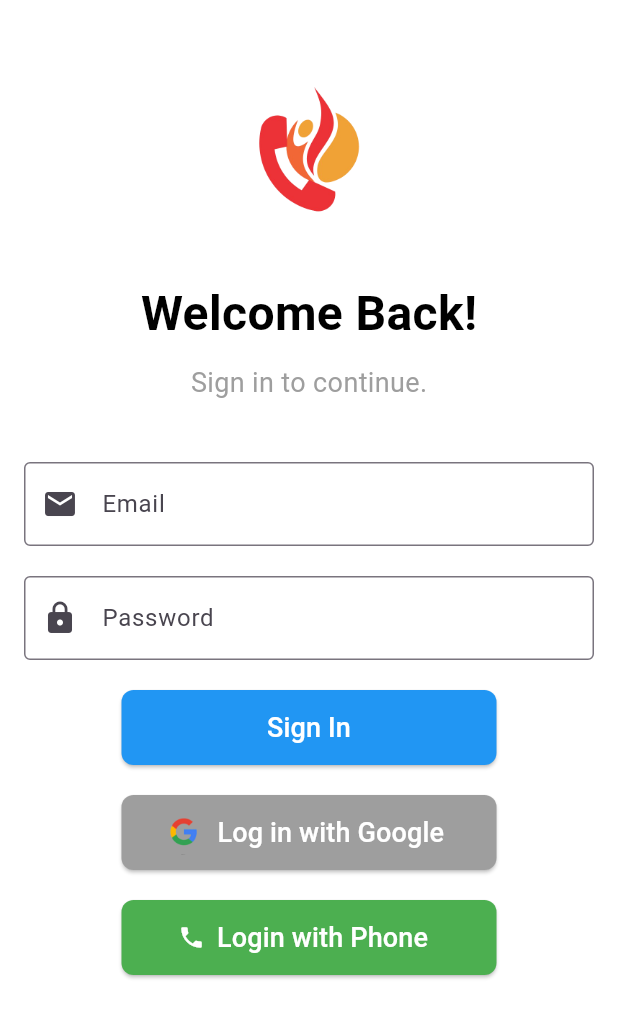
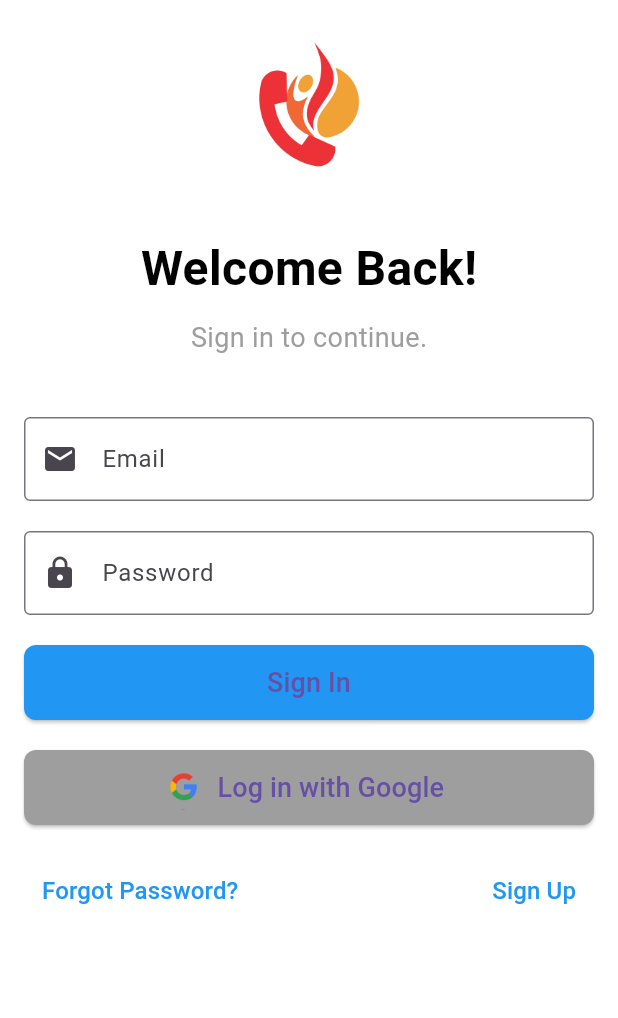
Before and after one commit to Yhanie15/capstone_sagip_siklab_user, a Flutter app: the screen it shows after launch, after a tap on "Log in with Google", on a phone screen of 412 x 824 dp. Shown: the top 1018 px of the screen. Run offline on Flutter 3.47's test engine with Material 3 defaults, Android fonts, the phone set to English and light mode, and no system bars; our stand-ins replace audioplayers, camera, firebase_auth, firebase_core, firebase_database, geocoding and 3 more; missing offline and left inert: agora_rtc_engine; accounts and stored records are empty; network calls fail.

Commit message:
login updated

```diff
--- a/lib/login_screen.dart
+++ b/lib/login_screen.dart
@@ -1,8 +1,8 @@
 import 'package:firebase_auth/firebase_auth.dart';
 import 'package:flutter/material.dart';
-import 'package:google_sign_in/google_sign_in.dart';
+import 'package:google_sign_in/google_sign_in.dart'; // Import Google Sign-In
 import 'signup_screen.dart';
-import 'home_page.dart';
+import 'home_page.dart';  // Import the home page
  import 'package:firebase_database/firebase_database.dart';
 
 class LoginScreen extends StatefulWidget {
@@ -15,31 +15,28 @@ class LoginScreen extends StatefulWidget {
 class LoginScreenState extends State<LoginScreen> {
   final TextEditingController emailController = TextEditingController();
   final TextEditingController passwordController = TextEditingController();
-  final TextEditingController phoneNumberController = TextEditingController();
-  final TextEditingController otpController = TextEditingController();
   final FirebaseAuth _auth = FirebaseAuth.instance;
-  final GoogleSignIn _googleSignIn = GoogleSignIn();
+  final GoogleSignIn _googleSignIn = GoogleSignIn(); // Initialize GoogleSignIn
   bool isLoading = false;
-  String verificationId = '';
 
   // Sign in with Google
+
 Future<void> signInWithGoogle() async {
   setState(() {
     isLoading = true;
   });
 
   try {
+    // Attempt Google sign-in
     final GoogleSignInAccount? googleUser = await _googleSignIn.signIn();
     if (googleUser == null) {
       setState(() {
         isLoading = false;
       });
-        return;
+      return; // User canceled sign-in
     }
 
-      final GoogleSignInAuthentication googleAuth =
-          await googleUser.authentication;
-
+    final GoogleSignInAuthentication googleAuth = await googleUser.authentication;
     if (googleAuth.accessToken == null || googleAuth.idToken == null) {
       throw Exception('Missing Google authentication tokens');
     }
@@ -49,14 +46,15 @@ class LoginScreenState extends State<LoginScreen> {
       idToken: googleAuth.idToken,
     );
 
-      UserCredential userCredential =
-          await _auth.signInWithCredential(credential);
+    // Sign in the user with Firebase
+    UserCredential userCredential = await _auth.signInWithCredential(credential);
 
+    // Get user details
     final User? user = userCredential.user;
 
     if (user != null) {
-        DatabaseReference residentRef =
-            FirebaseDatabase.instance.ref("resident/${user.uid}");
+      // Save user data in the "resident" node
+      DatabaseReference residentRef = FirebaseDatabase.instance.ref("resident/${user.uid}");
       await residentRef.set({
         'name': user.displayName ?? 'No Name',
         'email': user.email,
@@ -64,169 +62,18 @@ class LoginScreenState extends State<LoginScreen> {
       });
     }
 
+    // Navigate to HomePage after successful login
     Navigator.pushReplacement(
       context,
       MaterialPageRoute(builder: (context) => const HomePage()),
     );
   } catch (e) {
-      showError(e.toString());
-    } finally {
-      setState(() {
-        isLoading = false;
-      });
-    }
-  }
-
-  // Phone login process
-  Future<void> signInWithPhoneNumber() async {
-    phoneNumberController.clear();
-    showDialog(
-      context: context,
-      builder: (BuildContext context) {
-        return AlertDialog(
-          title: const Text('Enter Phone Number'),
-          content: TextField(
-            controller: phoneNumberController,
-            keyboardType: TextInputType.phone,
-            decoration: const InputDecoration(
-              labelText: 'Phone Number',
-              prefixIcon: Icon(Icons.phone),
-            ),
-          ),
-          actions: [
-            TextButton(
-              onPressed: () async {
-                Navigator.of(context).pop();
-                await startPhoneVerification();
-              },
-              child: const Text('Submit'),
-            ),
-          ],
-        );
-      },
-    );
-  }
-
-  Future<void> startPhoneVerification() async {
-    setState(() {
-      isLoading = true;
-    });
-
-    try {
-      await _auth.verifyPhoneNumber(
-        phoneNumber: phoneNumberController.text.trim(),
-        verificationCompleted: (PhoneAuthCredential credential) async {
-          await _auth.signInWithCredential(credential);
-          onPhoneLoginSuccess();
-        },
-        verificationFailed: (FirebaseAuthException e) {
-          showError(e.message ?? "Phone verification failed.");
-        },
-        codeSent: (String verificationId, int? resendToken) {
-          setState(() {
-            this.verificationId = verificationId;
-          });
-
-          showOTPDialog();
-        },
-        codeAutoRetrievalTimeout: (String verificationId) {
-          setState(() {
-            this.verificationId = verificationId;
-          });
-        },
-      );
-    } catch (e) {
-      showError(e.toString());
-    }
-
-    setState(() {
-      isLoading = false;
-    });
-  }
-
-  void showOTPDialog() {
-    otpController.clear();
-    showDialog(
-      context: context,
-      builder: (BuildContext context) {
-        return AlertDialog(
-          title: const Text('Enter OTP'),
-          content: TextField(
-            controller: otpController,
-            keyboardType: TextInputType.number,
-            decoration: const InputDecoration(
-              labelText: 'OTP',
-            ),
-          ),
-          actions: [
-            TextButton(
-              onPressed: () async {
-                Navigator.of(context).pop();
-                await verifyOTP();
-              },
-              child: const Text('Submit'),
-            ),
-          ],
-        );
-      },
-    );
-  }
-
-  Future<void> verifyOTP() async {
-    setState(() {
-      isLoading = true;
-    });
-
-    try {
-      PhoneAuthCredential credential = PhoneAuthProvider.credential(
-        verificationId: verificationId,
-        smsCode: otpController.text.trim(),
-      );
-
-      UserCredential userCredential = await _auth.signInWithCredential(credential);
-      final User? user = userCredential.user;
-
-      if (user != null) {
-        DatabaseReference residentRef = FirebaseDatabase.instance.ref("resident");
-        final snapshot = await residentRef
-            .orderByChild('phoneNumber')
-            .equalTo(phoneNumberController.text.trim())
-            .once();
-
-        if (snapshot.snapshot.exists) {
-          showError('Phone number is already registered with another resident.');
-          _auth.signOut();
-        } else {
-          await residentRef.child(user.uid).set({
-            'phoneNumber': phoneNumberController.text.trim(),
-            'createdAt': DateTime.now().toIso8601String(),
-          });
-
-          onPhoneLoginSuccess();
-        }
-      }
-    } catch (e) {
-      showError(e.toString());
-    }
-
-    setState(() {
-      isLoading = false;
-    });
-  }
-
-  void onPhoneLoginSuccess() {
-    Navigator.pushReplacement(
-      context,
-      MaterialPageRoute(builder: (context) => const HomePage()),
-    );
-  }
-
-  void showError(String error) {
+    print('Google sign-in failed: $e');
     showDialog(
       context: context,
       builder: (context) => AlertDialog(
         title: const Text('Error'),
-        content: Text(error),
+        content: Text(e.toString()),
         actions: [
           TextButton(
             onPressed: () {
@@ -237,25 +84,76 @@ class LoginScreenState extends State<LoginScreen> {
         ],
       ),
     );
+  } finally {
+    setState(() {
+      isLoading = false;
+    });
+  }
+}
+
+
+
+  // Sign in with email and password
+  Future<void> signInUser() async {
+    setState(() {
+      isLoading = true;
+    });
+
+    try {
+      // Attempt to sign in the user
+      await _auth.signInWithEmailAndPassword(
+        email: emailController.text.trim(),
+        password: passwordController.text.trim(),
+      );
+
+      // Navigate to HomePage after successful login
+      Navigator.pushReplacement(
+        context,
+        MaterialPageRoute(builder: (context) => const HomePage()),
+      );
+    } catch (e) {
+      print(e);
+      // Show error message if login fails
+      showDialog(
+        context: context,
+        builder: (BuildContext context) {
+          return AlertDialog(
+            title: const Text('Error'),
+            content: Text(e.toString()),
+            actions: [
+              TextButton(
+                onPressed: () {
+                  Navigator.of(context).pop();
+                },
+                child: const Text('OK'),
+              ),
+            ],
+          );
+        },
+      );
+    }
+
+    setState(() {
+      isLoading = false;
+    });
   }
 
   @override
   Widget build(BuildContext context) {
     return Scaffold(
-      backgroundColor: Colors.white,
+      backgroundColor: Colors.white, // White background
       body: SingleChildScrollView(
         child: Padding(
           padding: const EdgeInsets.all(16.0),
           child: Column(
             mainAxisAlignment: MainAxisAlignment.center,
             children: [
-              // Logo and Title
+              // Logo and App Title
               Container(
                 alignment: Alignment.center,
                 child: Column(
                   children: [
-                    const SizedBox(height: 30),
-                    Image.asset('assets/logo.png', height: 120),
+                    Image.asset('assets/logo.png', height: 120), // Logo from assets
                     const SizedBox(height: 20),
                     const Text(
                       'Welcome Back!',
@@ -278,7 +176,7 @@ class LoginScreenState extends State<LoginScreen> {
               ),
               const SizedBox(height: 40),
 
-              // Email Login
+              // Email text field
               TextField(
                 controller: emailController,
                 keyboardType: TextInputType.emailAddress,
@@ -289,6 +187,8 @@ class LoginScreenState extends State<LoginScreen> {
                 ),
               ),
               const SizedBox(height: 20),
+
+              // Password text field
               TextField(
                 controller: passwordController,
                 obscureText: true,
@@ -299,14 +199,15 @@ class LoginScreenState extends State<LoginScreen> {
                 ),
               ),
               const SizedBox(height: 20),
+
+              // Sign In Button
               isLoading
                   ? const CircularProgressIndicator()
                   : ElevatedButton(
-                      onPressed: () {},
+                      onPressed: signInUser,
                       style: ElevatedButton.styleFrom(
-                        minimumSize: const Size(250, 50), // Set specific width and height
-                        backgroundColor: Colors.blue,
-                        foregroundColor: Colors.white,
+                        minimumSize: const Size(double.infinity, 50),
+                        backgroundColor: Colors.blue,  // Set the button color
                         shape: RoundedRectangleBorder(
                           borderRadius: BorderRadius.circular(8.0),
                         ),
@@ -316,49 +217,63 @@ class LoginScreenState extends State<LoginScreen> {
                         style: TextStyle(fontSize: 18),
                       ),
                     ),
+
               const SizedBox(height: 20),
 
-              // Google Sign-In
+              // Google Sign-In Button with Google Icon
               isLoading
                   ? const CircularProgressIndicator()
                   : ElevatedButton.icon(
   onPressed: signInWithGoogle,
-                      icon: Image.asset('assets/google_logo.png', height: 30),
+  icon: Image.asset('assets/google_logo.png', height: 30), // Custom Google logo
   label: const Text(
     'Log in with Google',
     style: TextStyle(fontSize: 18),
   ),
   style: ElevatedButton.styleFrom(
-                        minimumSize: const Size(250, 50), // Set specific width and height
+    minimumSize: const Size(double.infinity, 50),
     backgroundColor: Colors.grey,
-                        foregroundColor: Colors.white,
     shape: RoundedRectangleBorder(
       borderRadius: BorderRadius.circular(8.0),
     ),
   ),
 ),
+
+
               const SizedBox(height: 20),
 
-              // Phone Login
-              isLoading
-                  ? const CircularProgressIndicator()
-                  : ElevatedButton.icon(
-                      onPressed: signInWithPhoneNumber,
-                      icon: const Icon(Icons.phone),
-                      label: const Text(
-                        'Login with Phone',
-                        style: TextStyle(fontSize: 18),
-
-
-                      ),
-                      style: ElevatedButton.styleFrom(
-                        minimumSize: const Size(250, 50), // Set specific width and height
-                        backgroundColor: Colors.green,
-                        foregroundColor: Colors.white,
-                        shape: RoundedRectangleBorder(
-                          borderRadius: BorderRadius.circular(8.0),
+              // Forgot Password & Sign Up links
+              Row(
+                mainAxisAlignment: MainAxisAlignment.spaceBetween,
+                children: [
+                  TextButton(
+                    onPressed: () {
+                      // Navigate to Forgot Password Screen (Implement if needed)
+                    },
+                    child: const Text(
+                      'Forgot Password?',
+                      style: TextStyle(
+                        color: Colors.blue,
+                        fontSize: 16,
                       ),
                     ),
+                  ),
+                  TextButton(
+                    onPressed: () {
+                      Navigator.push(
+                        context,
+                        MaterialPageRoute(builder: (context) => const SignupScreen()),
+                      );
+                    },
+                    child: const Text(
+                      'Sign Up',
+                      style: TextStyle(
+                        color: Colors.blue,
+                        fontSize: 16,
+                      ),
+                    ),
+                  ),
+                ],
               ),
             ],
           ),
```
Lines whose indentation alone changed are shown as unchanged.
